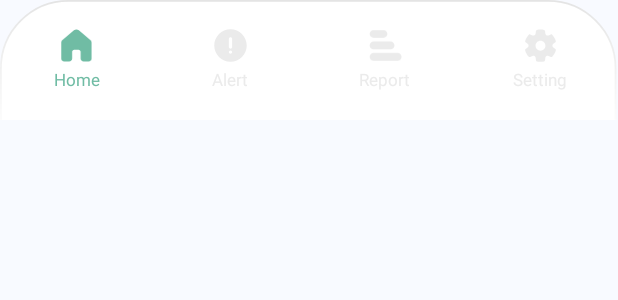
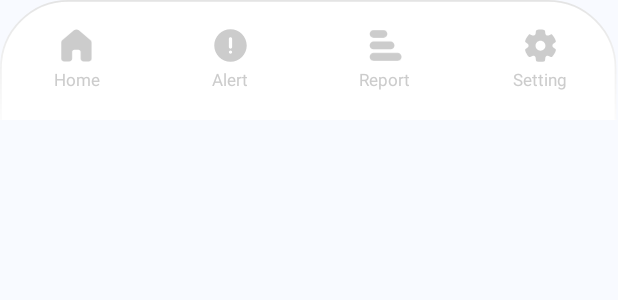
Before and after one commit to sc-team-6/PaceMate-FE, an Android app: the layout custom_bottom_navigation.xml on its own in the app's theme, with its tools: preview values and no code run, on a phone screen of 412 x 824 dp. Shown: the top 300 px of the screen. Run offline under Robolectric (Android 15) with nearby library versions, the phone set to English and light mode, and no system bars.

Commit message:
Feat: 네비게이션 색상변경

```diff
--- a/app/src/main/java/com/example/myapplication/MainActivity.kt
+++ b/app/src/main/java/com/example/myapplication/MainActivity.kt
@@ -119,8 +119,8 @@ class MainActivity : AppCompatActivity() {
         val icon = item.findViewById<ImageView>(getIconIdForItem(item))
         val text = item.findViewById<TextView>(getTextIdForItem(item))
 
-        icon.setColorFilter(Color.parseColor("#EBEBEB"))
-        text.setTextColor(Color.parseColor("#EBEBEB"))
+        icon.setColorFilter(Color.parseColor("#CCCCCC"))
+        text.setTextColor(Color.parseColor("#CCCCCC"))
     }
 
     private fun getIconIdForItem(item: LinearLayout): Int {
--- a/app/src/main/res/layout/custom_bottom_navigation.xml
+++ b/app/src/main/res/layout/custom_bottom_navigation.xml
@@ -47,7 +47,7 @@
                 android:layout_width="22dp"
                 android:layout_height="22dp"
                 android:src="@drawable/ic_home"
-                app:tint="#70BCA4" />
+                app:tint="#CCCCCC" />
 
             <TextView
                 android:id="@+id/text_home"
@@ -56,7 +56,7 @@
                 android:layout_marginTop="4dp"
                 android:text="Home"
                 android:textSize="11sp"
-                android:textColor="#70BCA4" />
+                android:textColor="#CCCCCC" />
         </LinearLayout>
 
         <!-- Alert -->
@@ -76,7 +76,7 @@
                 android:layout_width="22dp"
                 android:layout_height="22dp"
                 android:src="@drawable/ic_alert"
-                app:tint="#EBEBEB" />
+                app:tint="#CCCCCC" />
 
             <TextView
                 android:id="@+id/text_alert"
@@ -85,7 +85,7 @@
                 android:layout_marginTop="4dp"
                 android:text="Alert"
                 android:textSize="11sp"
-                android:textColor="#EBEBEB" />
+                android:textColor="#CCCCCC" />
         </LinearLayout>
 
         <!-- Report -->
@@ -105,7 +105,7 @@
                 android:layout_width="22dp"
                 android:layout_height="22dp"
                 android:src="@drawable/ic_report"
-                app:tint="#EBEBEB" />
+                app:tint="#CCCCCC" />
 
             <TextView
                 android:id="@+id/text_report"
@@ -114,7 +114,7 @@
                 android:layout_marginTop="4dp"
                 android:text="Report"
                 android:textSize="11sp"
-                android:textColor="#EBEBEB" />
+                android:textColor="#CCCCCC" />
         </LinearLayout>
 
         <!-- Settings -->
@@ -134,7 +134,7 @@
                 android:layout_width="22dp"
                 android:layout_height="22dp"
                 android:src="@drawable/ic_settings"
-                app:tint="#EBEBEB" />
+                app:tint="#CCCCCC" />
 
             <TextView
                 android:id="@+id/text_settings"
@@ -143,7 +143,7 @@
                 android:layout_marginTop="4dp"
                 android:text="Setting"
                 android:textSize="11sp"
-                android:textColor="#EBEBEB" />
+                android:textColor="#CCCCCC" />
         </LinearLayout>
     </LinearLayout>
 </FrameLayout>
```
